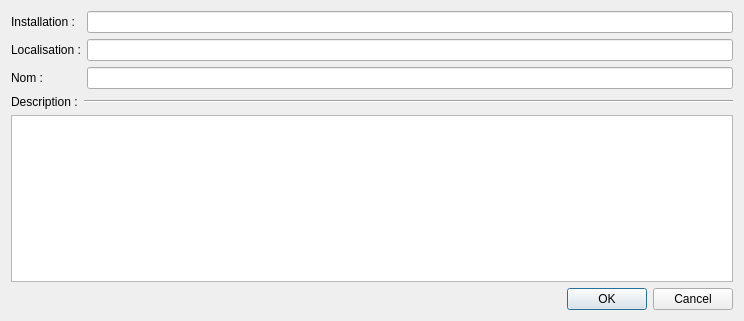
This is sources/TerminalStrip/ui/terminalstripcreatordialog.ui in qelectrotech/qelectrotech-source-mirror as Qt 5 draws it before an edit. The edited form follows.
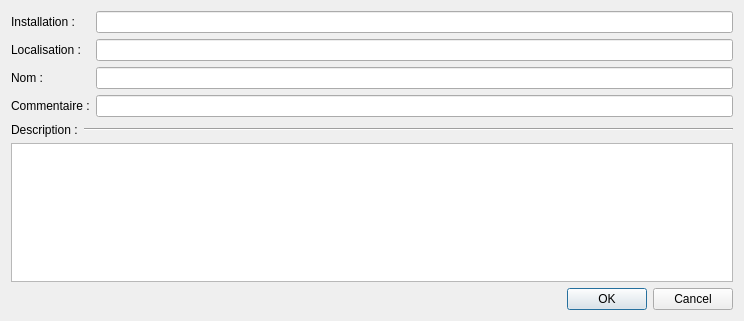
This is the edited form.

Commit message: Add 'comment' to terminal strip

The edit to the form file:
```diff
--- a/sources/TerminalStrip/ui/terminalstripcreatordialog.ui
+++ b/sources/TerminalStrip/ui/terminalstripcreatordialog.ui
@@ -89,6 +89,16 @@
      </property>
     </widget>
    </item>
+   <item row="5" column="0">
+    <widget class="QLabel" name="label_5">
+     <property name="text">
+      <string>Commentaire :</string>
+     </property>
+    </widget>
+   </item>
+   <item row="5" column="1">
+    <widget class="QLineEdit" name="m_comment_le"/>
+   </item>
   </layout>
  </widget>
  <tabstops>
```
Left out of the diff: 1 changed line with no effect on the pictures. The commit also changes 4 other files.
